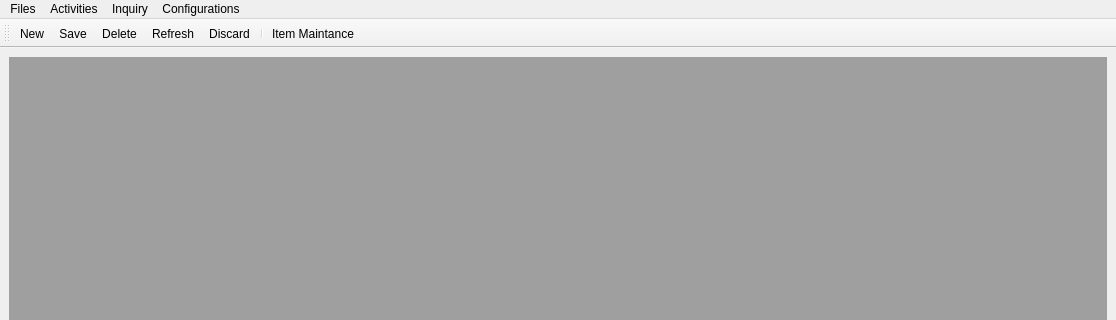
Before: the Qt Designer form WMS_System/UI/MainWindow.ui in cdefaz08/WMS, drawn with Qt 5; both pictures show x 0 to 1116 and y 0 to 320 of the 1116 by 854 pixel window.
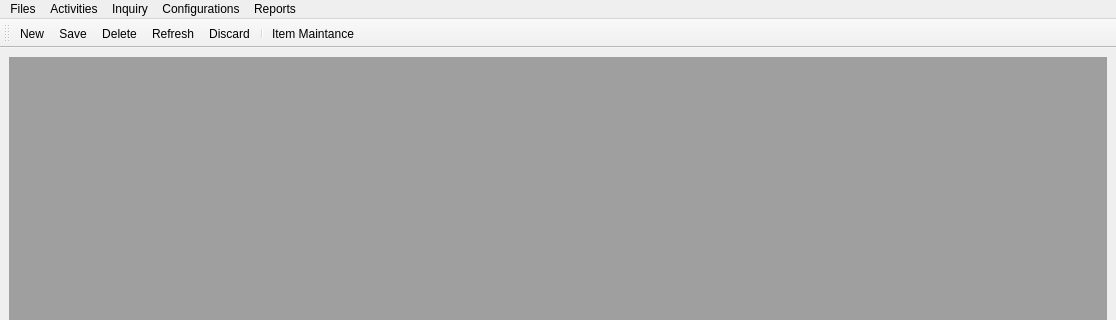
After: the same form once the commit is applied. Icons and pictures are not drawn.

What changed in the file:
```diff
--- a/WMS_System/UI/MainWindow.ui
+++ b/WMS_System/UI/MainWindow.ui
@@ -75,10 +75,16 @@
     <addaction name="actionReceiving"/>
     <addaction name="actionLabels"/>
    </widget>
+   <widget class="QMenu" name="menuReports">
+    <property name="title">
+     <string>Reports</string>
+    </property>
+   </widget>
    <addaction name="menuFiles"/>
    <addaction name="menuActivities"/>
    <addaction name="menuItems"/>
    <addaction name="menuConfigurations"/>
+   <addaction name="menuReports"/>
   </widget>
   <widget class="QStatusBar" name="statusbar"/>
   <widget class="QToolBar" name="toolBar">
```
Left out of the diff: 128 changed lines with no effect on the pictures.
